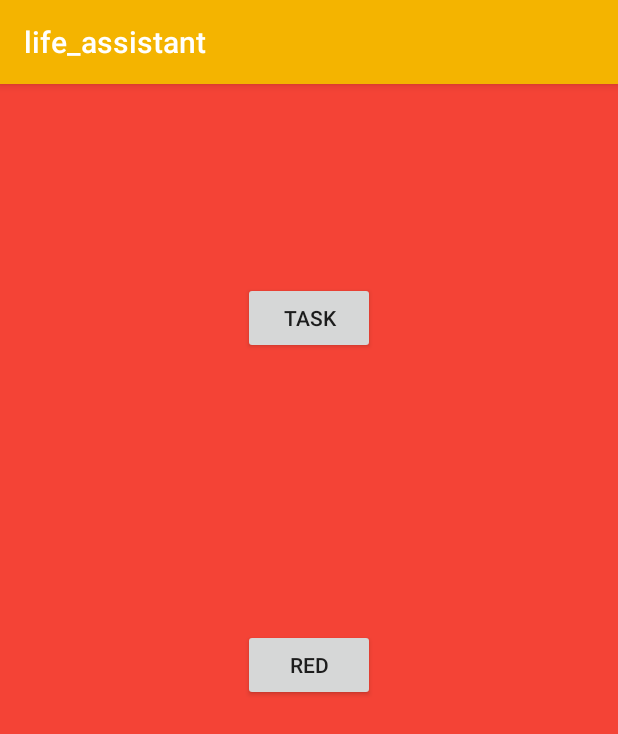
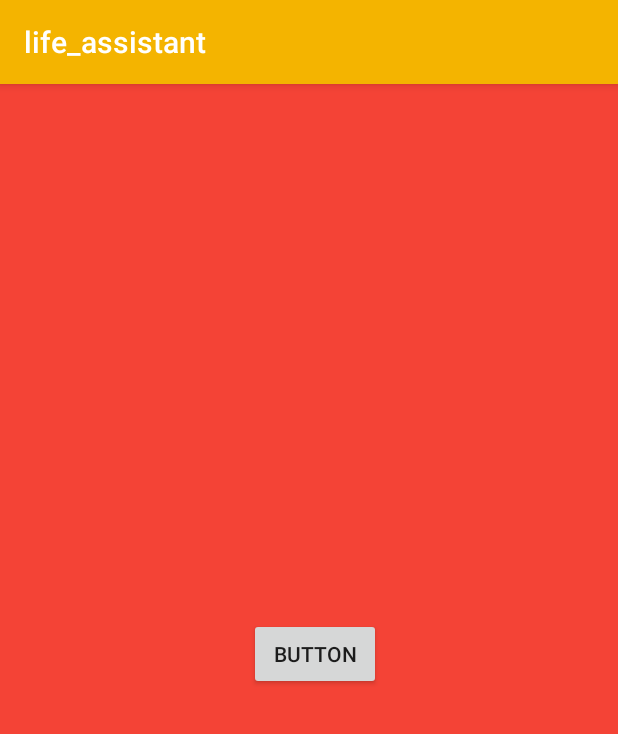
Before and after one commit to SteveHaskell/life_assistant, an Android app: the screen it shows after launch (MainActivity), after a tap on "RED", on a phone screen of 412 x 824 dp. Shown: the top 734 px of the screen. Run offline under Robolectric (Android 15) with nearby library versions, the phone set to English and light mode, and no system bars.

Commit message:
ok, now we can switch layouts! woohoo, almost ready to start the life assistant code

```diff
--- a/app/src/main/AndroidManifest.xml
+++ b/app/src/main/AndroidManifest.xml
@@ -9,6 +9,7 @@
         android:roundIcon="@mipmap/ic_launcher_round"
         android:supportsRtl="true"
         android:theme="@style/AppTheme">
+        <activity android:name=".Main2Activity"></activity>
         <activity android:name=".MainActivity">
             <intent-filter>
                 <action android:name="android.intent.action.MAIN" />
--- /dev/null
+++ b/app/src/main/java/com/jicketyjackindustries/life_assistant/Main2Activity.java
@@ -0,0 +1,13 @@
+package com.jicketyjackindustries.life_assistant;
+
+import android.support.v7.app.AppCompatActivity;
+import android.os.Bundle;
+
+public class Main2Activity extends AppCompatActivity {
+
+    @Override
+    protected void onCreate(Bundle savedInstanceState) {
+        super.onCreate(savedInstanceState);
+        setContentView(R.layout.activity_main2);
+    }
+}
--- a/app/src/main/java/com/jicketyjackindustries/life_assistant/MainActivity.java
+++ b/app/src/main/java/com/jicketyjackindustries/life_assistant/MainActivity.java
@@ -58,8 +58,12 @@ public class MainActivity extends AppCompatActivity {
 
     public void redButton(View v){
         bcf.flipBackgroundRed();
+        setContentView(R.layout.activity_main2);
     }
 
+    public void activityTwoButton(View v){
+        setContentView(R.layout.activity_main);
+    }
     public void taskButton1(View v){
         if(!task1Complete)
             v.setBackgroundResource(R.color.green);
--- /dev/null
+++ b/app/src/main/res/layout/activity_main2.xml
@@ -0,0 +1,21 @@
+<?xml version="1.0" encoding="utf-8"?>
+<android.support.constraint.ConstraintLayout xmlns:android="http://schemas.android.com/apk/res/android"
+    xmlns:app="http://schemas.android.com/apk/res-auto"
+    xmlns:tools="http://schemas.android.com/tools"
+    android:layout_width="match_parent"
+    android:layout_height="match_parent"
+    tools:context=".Main2Activity">
+
+    <Button
+        android:id="@+id/button3"
+        android:layout_width="wrap_content"
+        android:layout_height="wrap_content"
+        android:layout_marginStart="8dp"
+        android:layout_marginBottom="8dp"
+        android:onClick="activityTwoButton"
+        android:text="Button"
+        app:layout_constraintBottom_toBottomOf="parent"
+        app:layout_constraintEnd_toEndOf="parent"
+        app:layout_constraintStart_toStartOf="parent"
+        app:layout_constraintTop_toTopOf="parent" />
+</android.support.constraint.ConstraintLayout>
```
